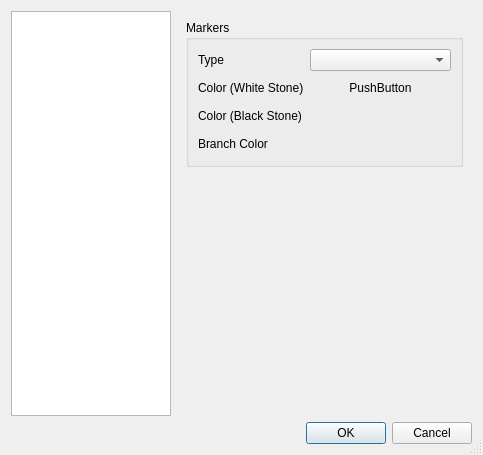
Qt form setupdialog.ui (nullx002/mugo) before a commit.
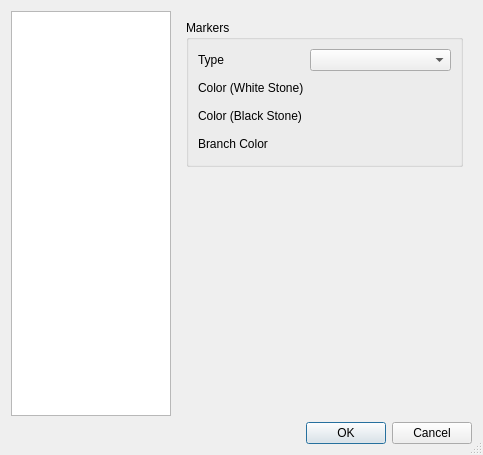
The same form after that commit. The open tabs and pages were chosen to show the change.

Patch:
```diff
--- a/setupdialog.ui
+++ b/setupdialog.ui
@@ -334,7 +334,7 @@
             <item row="1" column="1">
              <widget class="QPushButton" name="focusWhiteColorButton">
               <property name="text">
-               <string>PushButton</string>
+               <string/>
               </property>
               <property name="flat">
                <bool>true</bool>
```
Left out of the diff: 2 changed lines with no effect on the pictures.
